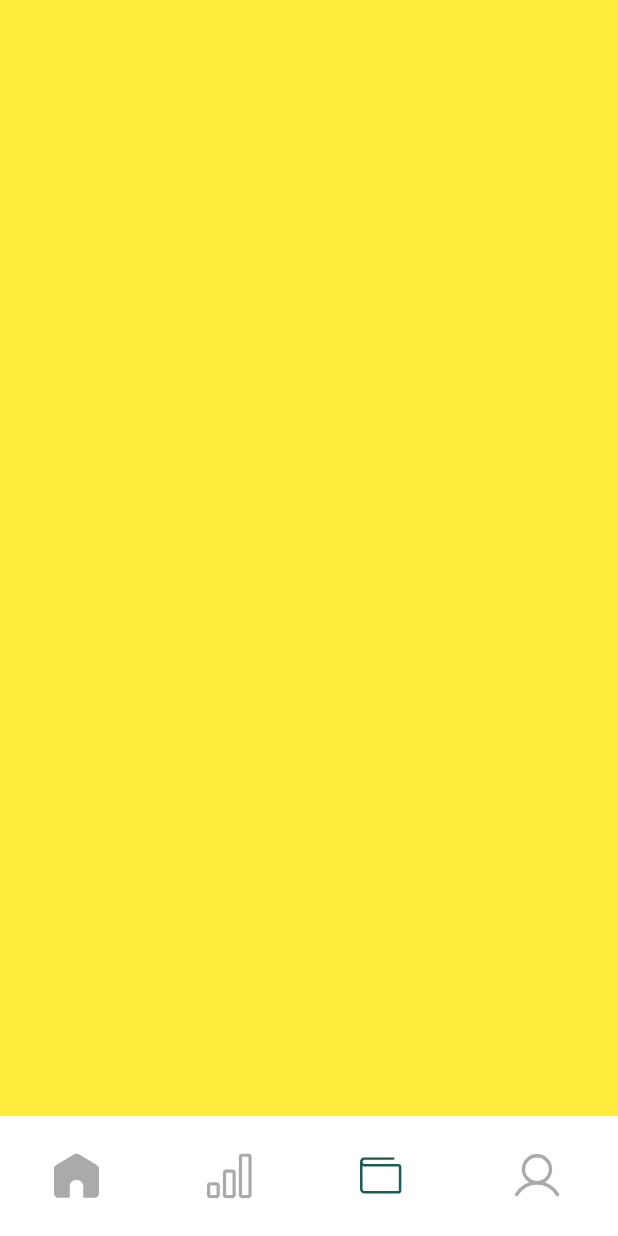
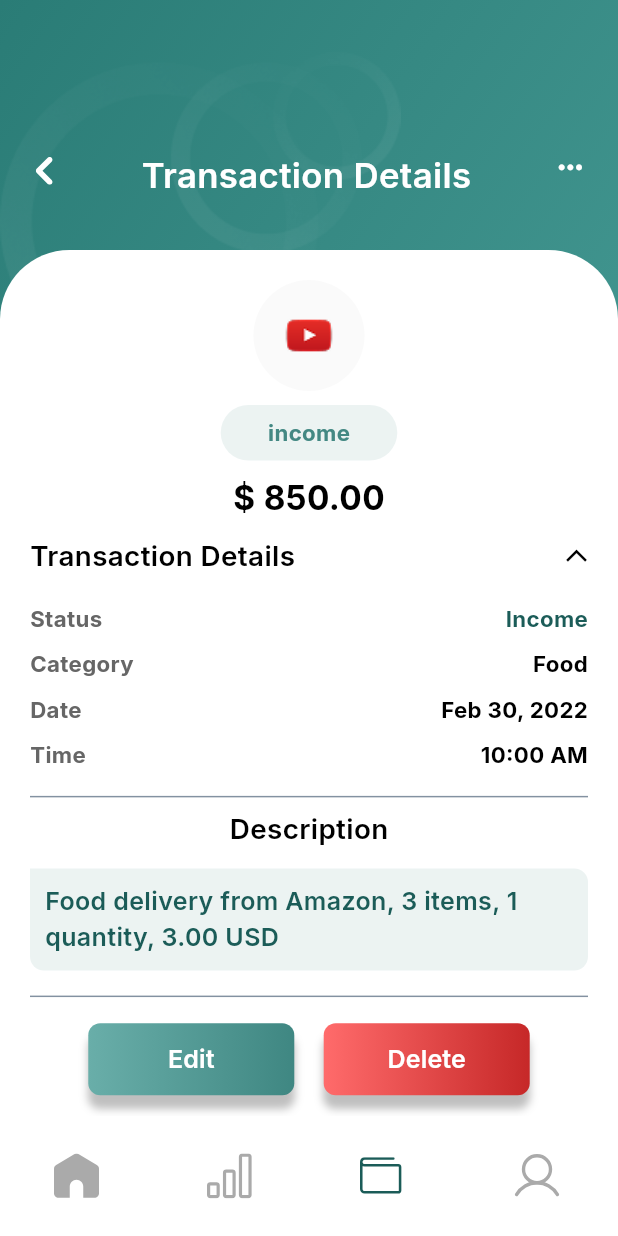
Before and after one commit to AhmedOmarG3/MyZani, a Flutter app: the HomeView screen opened by its route, item 3 of the bottom bar chosen, on a phone screen of 412 x 824 dp. Run offline on Flutter 3.47's test engine with Material 3 defaults, Android fonts, the light colour scheme and no system bars; our stand-ins replace fl_chart, flutter_screenutil, flutter_svg, go_router.

Commit message:
finish transaction details view

```diff
--- /dev/null
+++ b/lib/core/widgets/app_bar_container.dart
@@ -0,0 +1,33 @@
+import 'package:flutter/material.dart';
+import 'package:flutter_screenutil/flutter_screenutil.dart';
+import 'package:myzani/core/app_images.dart';
+
+class AppBarContainer extends StatelessWidget {
+  const AppBarContainer({
+    super.key,
+    required this.child,
+  });
+
+  final Widget child;
+
+  @override
+  Widget build(BuildContext context) {
+    return Container(
+      height: 1.sh * .35,
+      width: 1.sw,
+      decoration: BoxDecoration(
+        gradient: LinearGradient(
+          begin: Alignment.topLeft,
+          end: Alignment.bottomRight,
+          colors: [Color(0xff2A7C76), Color(0xff429690)],
+        ),
+
+        image: DecorationImage(
+          image: AssetImage(AppImages.imagesAppBarShape),
+          alignment: Alignment.centerLeft,
+        ),
+      ),
+      child: child,
+    );
+  }
+}
--- a/lib/core/widgets/custom_text_button.dart
+++ b/lib/core/widgets/custom_text_button.dart
@@ -7,12 +7,13 @@ class CustomTextButton extends StatelessWidget {
     super.key,
     required this.onPressed,
     required this.fixedSize,
-    required this.text, this.borderRedius,
+    required this.text, this.borderRedius, this.gradientColors,
   });
   final void Function() onPressed;
   final Size fixedSize;
   final String text;
   final double? borderRedius;
+  final List<Color>? gradientColors ;
   @override
   Widget build(BuildContext context) {
     return Container(
@@ -26,7 +27,7 @@ class CustomTextButton extends StatelessWidget {
           ),
         ],
         gradient: LinearGradient(
-          colors: [Color(0xff69AEA9), Color(0xff3F8782)],
+          colors:gradientColors??[Color(0xff69AEA9), Color(0xff3F8782)],
           begin: Alignment.centerLeft,
           end: Alignment.centerRight,
         ),
--- a/lib/features/home/presentation/views/home_view.dart
+++ b/lib/features/home/presentation/views/home_view.dart
@@ -5,6 +5,7 @@ import 'package:myzani/features/home/presentation/widgets/custom_bottom_nav_bar.
 import 'package:myzani/features/home/presentation/widgets/custom_floating_action.dart';
 import 'package:myzani/features/home/presentation/widgets/home_view_body.dart';
 import 'package:myzani/features/insights/presentation/views/insights_view.dart';
+import 'package:myzani/features/transaction_management/presentation/views/transaction_details_view.dart';
 
 class HomeView extends StatefulWidget {
   const HomeView({super.key});
@@ -19,7 +20,7 @@ class _HomeViewState extends State<HomeView> {
   final pages = [
     HomeViewBody(),
     InsightsView(),
-    Container(color: Colors.yellow),
+    TransactionDetailsView(),
     Container(color: Colors.orange),
   ];
 
--- a/lib/features/home/presentation/widgets/custom_home_app_bar_container.dart
+++ b/lib/features/home/presentation/widgets/custom_home_app_bar_container.dart
@@ -2,6 +2,7 @@ import 'package:flutter/material.dart';
 import 'package:flutter_screenutil/flutter_screenutil.dart';
 import 'package:myzani/core/app_images.dart';
 import 'package:myzani/core/utils/helpers/my_clipper.dart';
+import 'package:myzani/core/widgets/app_bar_container.dart';
 
 class CustomHomeAppBarContainer extends StatelessWidget {
   const CustomHomeAppBarContainer({super.key, required this.child});
@@ -10,23 +11,7 @@ class CustomHomeAppBarContainer extends StatelessWidget {
   Widget build(BuildContext context) {
     return ClipPath(
       clipper: MyClipper(),
-      child: Container(
-        height: 1.sh * .35,
-        width: 1.sw,
-        decoration: BoxDecoration(
-          gradient: LinearGradient(
-            begin: Alignment.topLeft,
-            end: Alignment.bottomRight,
-            colors: [Color(0xff2A7C76), Color(0xff429690)],
-          ),
-
-          image: DecorationImage(
-            image: AssetImage(AppImages.imagesAppBarShape),
-            alignment: Alignment.centerLeft,
-          ),
-        ),
-        child: child,
-      ),
+      child: AppBarContainer(child: child),
     );
   }
 }
--- /dev/null
+++ b/lib/features/transaction_management/presentation/views/transaction_details_view.dart
@@ -0,0 +1,19 @@
+import 'package:flutter/material.dart';
+import 'package:flutter_screenutil/flutter_screenutil.dart';
+import 'package:myzani/features/transaction_management/presentation/widgets/transaction_details_app_bar.dart';
+import 'package:myzani/features/transaction_management/presentation/widgets/transaction_details_container.dart';
+
+class TransactionDetailsView extends StatelessWidget {
+  const TransactionDetailsView({super.key});
+
+  @override
+  Widget build(BuildContext context) {
+    return Stack(
+      clipBehavior: Clip.none,
+      children: [
+        TransactionDetailsAppBar(),
+        Positioned(top: 180.h, child: TransactionDetailsContainer()),
+      ],
+    );
+  }
+}
--- /dev/null
+++ b/lib/features/transaction_management/presentation/widgets/action_row.dart
@@ -0,0 +1,30 @@
+import 'package:flutter/material.dart';
+import 'package:flutter_screenutil/flutter_screenutil.dart';
+import 'package:myzani/core/widgets/custom_text_button.dart';
+
+class ActionRow extends StatelessWidget {
+  const ActionRow({super.key});
+
+  @override
+  Widget build(BuildContext context) {
+    return Row(
+      spacing: 20.w,
+      mainAxisAlignment: MainAxisAlignment.center,
+      children: [
+        CustomTextButton(
+          onPressed: () {},
+          fixedSize: Size(140.w, 20),
+          text: 'Edit',
+          borderRedius: 8,
+        ),
+        CustomTextButton(
+          onPressed: () {},
+          fixedSize: Size(140.w, 20),
+          text: 'Delete',
+          gradientColors: [Color(0xffFF6B6B), Color(0xffC62828)],
+          borderRedius: 8,
+        ),
+      ],
+    );
+  }
+}
--- /dev/null
+++ b/lib/features/transaction_management/presentation/widgets/information_row.dart
@@ -0,0 +1,39 @@
+import 'package:flutter/material.dart';
+import 'package:flutter_screenutil/flutter_screenutil.dart';
+import 'package:myzani/core/app_styles.dart';
+
+class InformationRow extends StatelessWidget {
+  const InformationRow({
+    super.key,
+    required this.title,
+    required this.value,
+    required this.titleColor,
+    required this.valueColor,
+  });
+  final String title, value;
+  final Color titleColor, valueColor;
+  @override
+  Widget build(BuildContext context) {
+    return Row(
+      mainAxisAlignment: MainAxisAlignment.spaceBetween,
+      children: [
+        Text(
+          title,
+          style: AppStyles.textStyle15Medium.copyWith(
+            color: titleColor,
+            fontSize: 16.sp,
+            fontWeight: FontWeight.bold,
+          ),
+        ),
+        Text(
+          value,
+          style: AppStyles.textStyle15Medium.copyWith(
+            color: valueColor,
+            fontSize: 16.sp,
+            fontWeight: FontWeight.bold,
+          ),
+        ),
+      ],
+    );
+  }
+}
--- /dev/null
+++ b/lib/features/transaction_management/presentation/widgets/transaction_details_app_bar.dart
@@ -0,0 +1,35 @@
+import 'package:flutter/material.dart';
+import 'package:flutter_screenutil/flutter_screenutil.dart';
+import 'package:myzani/core/app_styles.dart';
+import 'package:myzani/core/colors.dart';
+import 'package:myzani/core/widgets/app_bar_container.dart';
+import 'package:myzani/core/widgets/custom_arrow_back_button.dart';
+import 'package:myzani/core/widgets/more_dots_widget.dart';
+
+class TransactionDetailsAppBar extends StatelessWidget {
+  const TransactionDetailsAppBar({super.key});
+
+  @override
+  Widget build(BuildContext context) {
+    return AppBarContainer(
+      child: Padding(
+        padding: const EdgeInsets.only(left: 20, right: 20, top: 100),
+        child: Row(
+          crossAxisAlignment: CrossAxisAlignment.start,
+          mainAxisAlignment: MainAxisAlignment.spaceBetween,
+          children: [
+            CustomArrowBackButton(),
+            Text(
+              'Transaction Details',
+              style: AppStyles.textStyle20SemiBold.copyWith(
+                fontSize: 25.sp,
+                color: kSecondryColor,
+              ),
+            ),
+            MoreDotsWidget(),
+          ],
+        ),
+      ),
+    );
+  }
+}
--- /dev/null
+++ b/lib/features/transaction_management/presentation/widgets/transaction_details_container.dart
@@ -0,0 +1,97 @@
+import 'package:flutter/material.dart';
+import 'package:flutter_screenutil/flutter_screenutil.dart';
+import 'package:myzani/core/app_styles.dart';
+import 'package:myzani/core/colors.dart';
+import 'package:myzani/features/transaction_management/presentation/widgets/action_row.dart';
+import 'package:myzani/features/transaction_management/presentation/widgets/information_row.dart';
+import 'package:myzani/features/transaction_management/presentation/widgets/transaction_details_row.dart';
+import 'package:myzani/features/transaction_management/presentation/widgets/transaction_header_column.dart';
+
+class TransactionDetailsContainer extends StatelessWidget {
+  const TransactionDetailsContainer({super.key});
+
+  @override
+  Widget build(BuildContext context) {
+    return Container(
+      width: 1.sw,
+
+      decoration: BoxDecoration(
+        color: Colors.white,
+        borderRadius: BorderRadius.only(
+          topLeft: Radius.circular(50.r),
+          topRight: Radius.circular(50.r),
+        ),
+      ),
+      child: Padding(
+        padding: const EdgeInsets.only(left: 20, right: 20, top: 20),
+        child: Column(
+          children: [
+            TransactionHeaderColumn(),
+            SizedBox(height: 10.h),
+            TransactionDetailsRow(),
+            SizedBox(height: 20.h),
+            Column(
+              spacing: 10.h,
+              children: [
+                InformationRow(
+                  title: 'Status',
+                  value: 'Income',
+                  titleColor: Color(0xff666666),
+                  valueColor: kPrimaryColor,
+                ),
+                InformationRow(
+                  title: 'Category',
+                  value: 'Food',
+                  titleColor: Color(0xff666666),
+                  valueColor: Colors.black,
+                ),
+                InformationRow(
+                  title: 'Date',
+                  value: 'Feb 30, 2022',
+                  titleColor: Color(0xff666666),
+                  valueColor: Colors.black,
+                ),
+                InformationRow(
+                  title: 'Time',
+                  value: '10:00 AM',
+                  titleColor: Color(0xff666666),
+                  valueColor: Colors.black,
+                ),
+              ],
+            ),
+            SizedBox(height: 10.h),
+            Divider(color: kGreyColor, thickness: 1.w),
+            Column(
+              children: [
+                Text('Description', style: AppStyles.textStyle20SemiBold),
+                SizedBox(height: 15.h),
+                Container(
+                  padding: EdgeInsets.all(10),
+                  decoration: BoxDecoration(
+                    color: Color(0xff438883).withOpacity(0.1),
+                    borderRadius: BorderRadius.only(
+                      topRight: Radius.circular(10.r),
+                      bottomLeft: Radius.circular(10.r),
+                      bottomRight: Radius.circular(10.r),
+                    ),
+                  ),
+                  child: Text(
+                    maxLines: 3,
+                    'Food delivery from Amazon, 3 items, 1 quantity, 3.00 USD',
+                    style: AppStyles.textStyle18SemiBold.copyWith(
+                      color: kPrimaryColor,
+                    ),
+                  ),
+                ),
+              ],
+            ),
+            SizedBox(height: 10.h),
+            Divider(color: kGreyColor, thickness: 1.w),
+            SizedBox(height: 10),
+            ActionRow(),
+          ],
+        ),
+      ),
+    );
+  }
+}
--- /dev/null
+++ b/lib/features/transaction_management/presentation/widgets/transaction_details_row.dart
@@ -0,0 +1,30 @@
+import 'dart:math' as math;
+import 'package:flutter/material.dart';
+import 'package:flutter_screenutil/flutter_screenutil.dart';
+import 'package:myzani/core/app_styles.dart';
+
+class TransactionDetailsRow extends StatelessWidget {
+  const TransactionDetailsRow({super.key});
+
+  @override
+  Widget build(BuildContext context) {
+    return Row(
+      mainAxisAlignment: MainAxisAlignment.spaceBetween,
+      children: [
+        Text(
+          'Transaction Details',
+          style: AppStyles.textStyle20SemiBold.copyWith(color: Colors.black),
+        ),
+
+        Transform.rotate(
+          angle: -math.pi / 2,
+          child: Icon(
+            Icons.arrow_forward_ios,
+            color: Colors.black,
+            size: 18.sp,
+          ),
+        ),
+      ],
+    );
+  }
+}
--- /dev/null
+++ b/lib/features/transaction_management/presentation/widgets/transaction_header_column.dart
@@ -0,0 +1,53 @@
+import 'package:flutter/material.dart';
+import 'package:flutter_screenutil/flutter_screenutil.dart';
+import 'package:myzani/core/app_images.dart';
+import 'package:myzani/core/app_styles.dart';
+
+class TransactionHeaderColumn extends StatelessWidget {
+  const TransactionHeaderColumn({super.key});
+
+  @override
+  Widget build(BuildContext context) {
+    return Column(
+      children: [
+        Container(
+          width: 80.w,
+          height: 80.h,
+          decoration: BoxDecoration(
+            color: Color(0xffFAFAFA),
+            shape: BoxShape.circle,
+          ),
+          child: Image.asset(AppImages.imagesYoutube),
+        ),
+        SizedBox(height: 10.h),
+        Container(
+          width: 120.w,
+          height: 40.h,
+          decoration: BoxDecoration(
+            color: Color(0xff438883).withOpacity(0.1),
+            borderRadius: BorderRadius.circular(20.r),
+          ),
+          child: Center(
+            child: Text(
+              'income',
+              style: AppStyles.textStyle15Medium.copyWith(
+                fontSize: 16.sp,
+                fontWeight: FontWeight.bold,
+                color: Color(0xff438883),
+              ),
+            ),
+          ),
+        ),
+        SizedBox(height: 10.h),
+        Text(
+          '\$ 850.00',
+          style: AppStyles.textStyle20SemiBold.copyWith(
+            fontSize: 24.sp,
+            fontWeight: FontWeight.bold,
+            color: Color(0XFF000000),
+          ),
+        ),
+      ],
+    );
+  }
+}
```
